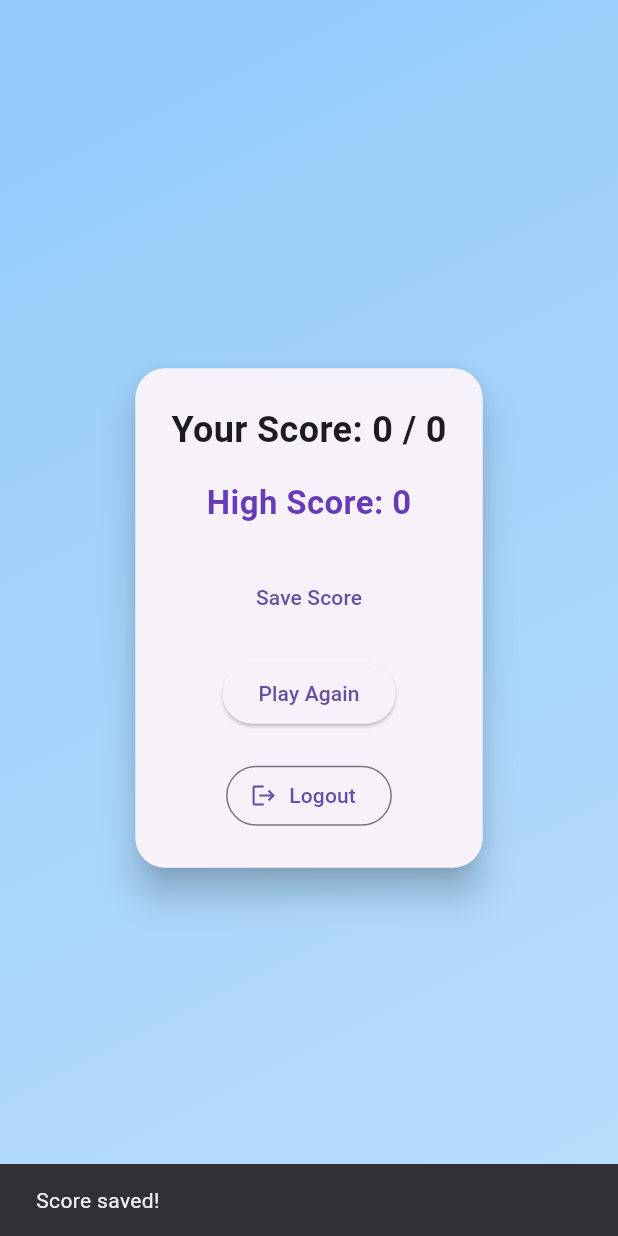
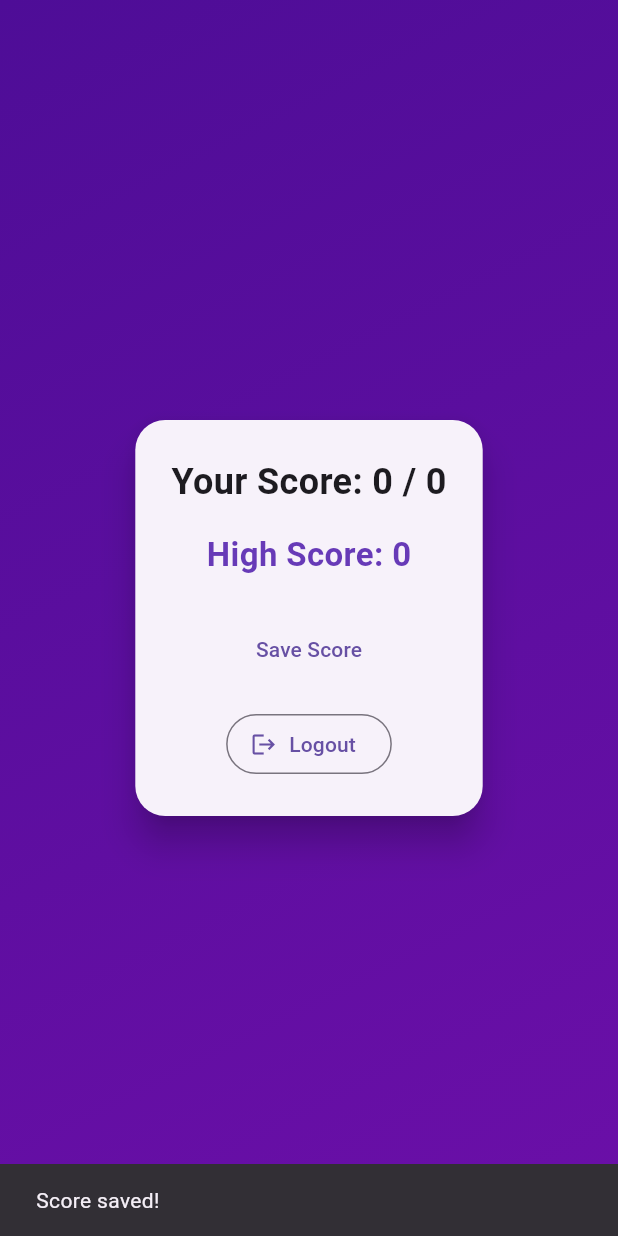
Before and after one commit to Daksh-K-11/Quiz-App, a Flutter app: the ResultsScreen screen opened directly with empty values, after a tap on "Save Score", on a phone screen of 412 x 824 dp. Run offline on Flutter 3.47's test engine with Material 3 defaults, Android fonts, the phone set to English and light mode, and no system bars; our stand-ins replace shared_preferences; accounts and stored records are empty; network calls fail.

Commit message:
result screen ui

```diff
--- a/lib/screens/quiz_screen.dart
+++ b/lib/screens/quiz_screen.dart
@@ -62,7 +62,6 @@ class QuizScreenState extends State<QuizScreen> {
   Widget build(BuildContext context) {
     if (_questions.isEmpty) {
       return Scaffold(
-        backgroundColor: Theme.of(context).colorScheme.onPrimary,
         body: Center(
           child: Column(
             mainAxisAlignment: MainAxisAlignment.center,
--- a/lib/screens/results_screen.dart
+++ b/lib/screens/results_screen.dart
@@ -1,5 +1,4 @@
 import 'package:flutter/material.dart';
-import 'package:quiz_app/screens/category_selection_screen.dart';
 import '../utils/score_utils.dart';
 import 'login_screen.dart';
 
@@ -36,25 +35,24 @@ class ResultsScreenState extends State<ResultsScreen> {
   Future<void> _saveScore() async {
     await saveScore(widget.score);
     _loadHighScore();
-    ScaffoldMessenger.of(context).showSnackBar(
-      const SnackBar(content: Text('Score saved!')),
-    );
   }
 
   @override
   Widget build(BuildContext context) {
     return Scaffold(
-      // appBar: AppBar(
-      //   title: const Text('Quiz Results'),
-      //   centerTitle: true,
-      //   backgroundColor: Colors.transparent,
-      //   elevation: 0,
-      // ),
       extendBodyBehindAppBar: true,
       body: Container(
-        decoration: BoxDecoration(
+        decoration: const BoxDecoration(
           gradient: LinearGradient(
-            colors: [Colors.blue.shade200, Colors.blue.shade100],
+            colors: [
+              Color.fromARGB(
+                255,
+                78,
+                13,
+                151,
+              ),
+              Color.fromARGB(255, 107, 15, 168),
+            ],
             begin: Alignment.topLeft,
             end: Alignment.bottomRight,
           ),
@@ -87,9 +85,13 @@ class ResultsScreenState extends State<ResultsScreen> {
                     ),
                   ),
                   const SizedBox(height: 24),
-                  // Save Score Button
                   TextButton(
-                    onPressed: _saveScore,
+                    onPressed: () {
+                      _saveScore();
+                      ScaffoldMessenger.of(context).showSnackBar(
+                        const SnackBar(content: Text('Score saved!')),
+                      );
+                    },
                     // style: TextButton.styleFrom(
                     //   padding: const EdgeInsets.symmetric(
                     //       vertical: 14, horizontal: 28),
@@ -100,27 +102,7 @@ class ResultsScreenState extends State<ResultsScreen> {
                     // ),
                     child: const Text('Save Score'),
                   ),
-                  const SizedBox(height: 16),
-                  ElevatedButton(
-                    onPressed: () {
-                      Navigator.pushAndRemoveUntil(
-                        context,
-                        MaterialPageRoute(
-                            builder: (context) => const CategorySelectionScreen(name: '')),
-                        (route) => false,
-                      );
-                    },
-                    // style: ElevatedButton.styleFrom(
-                    //   padding: const EdgeInsets.symmetric(
-                    //       vertical: 14, horizontal: 28),
-                    //   shape: RoundedRectangleBorder(
-                    //     borderRadius: BorderRadius.circular(12),
-                    //   ),
-                    //   textStyle: const TextStyle(fontSize: 18),
-                    // ),
-                    child: const Text('Play Again'),
-                  ),
-                  const SizedBox(height: 20),
+                  const SizedBox(height: 15),
                   OutlinedButton.icon(
                     onPressed: () {
                       Navigator.of(context).pushReplacement(MaterialPageRoute(
```
